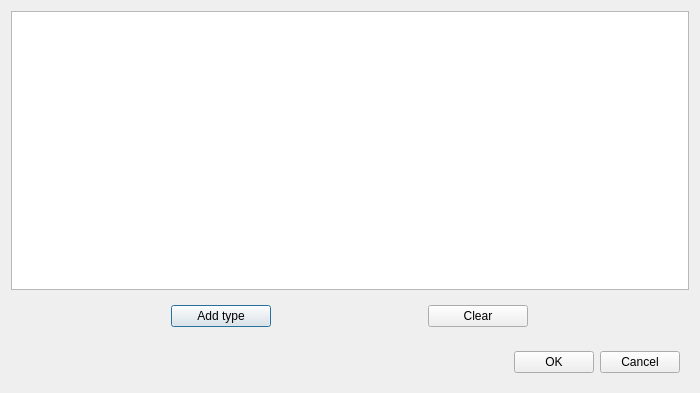
yannik131/Cell, file src/lib/gui/dialogs/DiscTypesDialog.ui: the form before one commit.
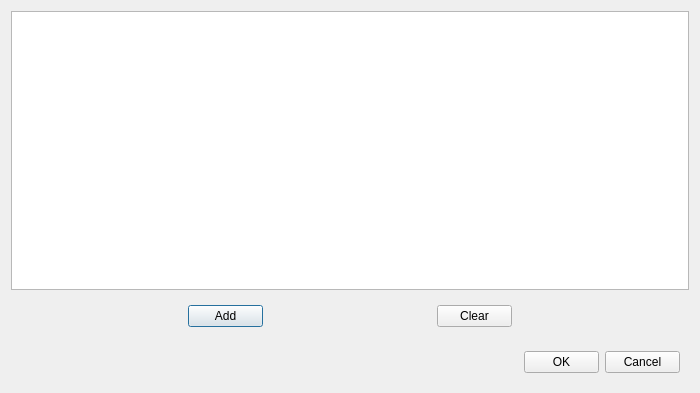
The form after the commit.

```diff
--- a/src/lib/gui/dialogs/DiscTypesDialog.ui
+++ b/src/lib/gui/dialogs/DiscTypesDialog.ui
@@ -30,12 +30,12 @@
        <widget class="QPushButton" name="addTypePushButton">
         <property name="maximumSize">
          <size>
-          <width>100</width>
+          <width>75</width>
           <height>16777215</height>
          </size>
         </property>
         <property name="text">
-         <string>Add type</string>
+         <string>Add</string>
         </property>
        </widget>
       </item>
@@ -43,7 +43,7 @@
        <widget class="QPushButton" name="clearTypesPushButton">
         <property name="maximumSize">
          <size>
-          <width>100</width>
+          <width>75</width>
           <height>16777215</height>
          </size>
         </property>
@@ -60,6 +60,12 @@
      <layout class="QHBoxLayout" name="horizontalLayout_2">
       <item>
        <widget class="QPushButton" name="okPushButton">
+        <property name="maximumSize">
+         <size>
+          <width>75</width>
+          <height>16777215</height>
+         </size>
+        </property>
         <property name="text">
          <string>OK</string>
         </property>
@@ -67,6 +73,12 @@
       </item>
       <item>
        <widget class="QPushButton" name="cancelPushButton">
+        <property name="maximumSize">
+         <size>
+          <width>75</width>
+          <height>16777215</height>
+         </size>
+        </property>
         <property name="text">
          <string>Cancel</string>
         </property>
```
